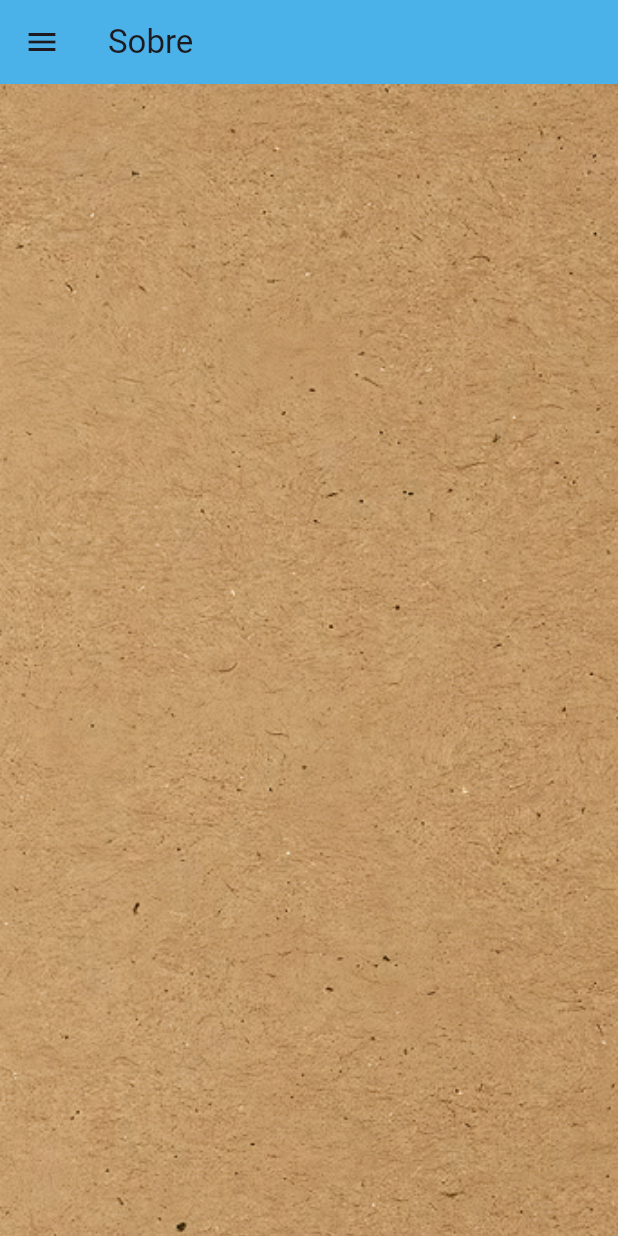
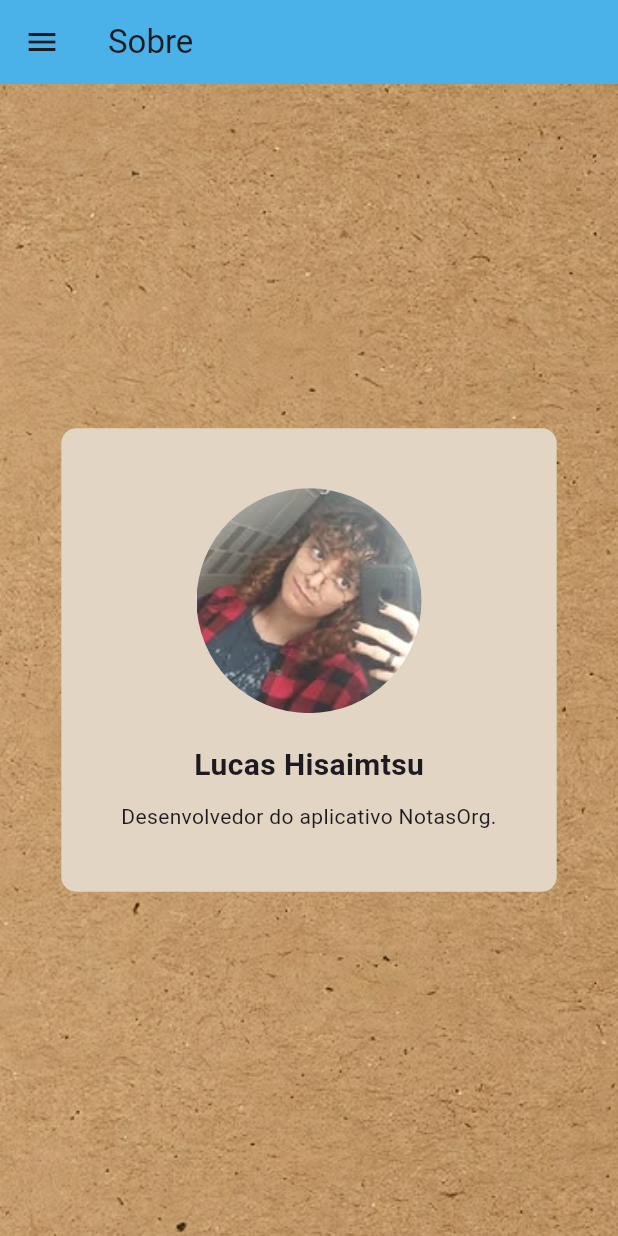
Before and after one commit to b4rradas/app_notasorg, a Flutter app: the SobreView screen opened by its route, on a phone screen of 412 x 824 dp. Run offline on Flutter 3.47's test engine with Material 3 defaults, Android fonts, the light colour scheme and no system bars; our stand-ins replace device_preview, get_it.

Commit message:
atualizando codigos, clarificando views. Atualizando sobre

```diff
--- a/lib/view/sobre_view.dart
+++ b/lib/view/sobre_view.dart
@@ -1,6 +1,5 @@
 import 'package:app_notasorg/widgets/widgets.dart';
 import 'package:flutter/material.dart';
-
 
 class SobreView extends StatelessWidget {
   const SobreView({super.key});
@@ -13,16 +12,46 @@ class SobreView extends StatelessWidget {
         title: Text('Sobre'),
         backgroundColor: Color.fromARGB(255, 74, 177, 233),
       ),
-
-      body: Container(
-        width: double.infinity,
-        height: double.infinity,
-        decoration: BoxDecoration(
-          image: DecorationImage(
-            image: AssetImage("assets/background_img.png"), // Imagem de fundo
-            fit: BoxFit.cover,
+      body: Stack( // Usando Stack para sobrepor o background e o container centralizado
+        children: [
+          Container(
+            decoration: BoxDecoration(
+              image: DecorationImage(
+                image: AssetImage("assets/background_img.png"),
+                fit: BoxFit.cover,
+              ),
+            ),
           ),
-        ),
+          Center( // Usando Center para centralizar o container
+            child: Container(
+              padding: EdgeInsets.symmetric(vertical: 40, horizontal: 40),
+              decoration: BoxDecoration(
+                color: const Color.fromARGB(255, 226, 213, 195),
+                borderRadius: BorderRadius.all(Radius.circular(10)),
+              ),
+              child: Column(
+                mainAxisSize: MainAxisSize.min, // Ajusta o tamanho da coluna ao conteúdo
+                children: [
+                  CircleAvatar(
+                    radius: 75,
+                    backgroundImage: AssetImage("assets/Lucas_Hisaimtsu_Profile.jpg"),
+                  ),
+                  SizedBox(height: 20), // Espaçamento entre o avatar e o texto
+                  Text(
+                    'Lucas Hisaimtsu', // Adicione o nome ou informações aqui
+                    style: TextStyle(fontSize: 20, fontWeight: FontWeight.bold),
+                  ),
+                  SizedBox(height: 10),
+                  Text(
+                    'Desenvolvedor do aplicativo NotasOrg.', // Adicione mais informações aqui
+                    textAlign: TextAlign.center,
+                  ),
+                  // Adicione mais widgets aqui, se necessário
+                ],
+              ),
+            ),
+          ),
+        ],
       ),
     );
   }
--- a/pubspec.yaml
+++ b/pubspec.yaml
@@ -23,3 +23,4 @@ flutter:
   assets:
     - assets/background_img.png
     - assets/icons/circle-plus.png
+    - assets/Lucas_Hisaimtsu_Profile.jpg
```
Also changed, not shown: lib/view/arquivados_view.dart (+13 -10 lines), lib/view/concluidos_view.dart (+13 -11 lines), lib/view/group_view.dart (+12 -11 lines), lib/view/home_view.dart (+7 -3 lines), lib/view/lixeira_view.dart (+6 -7 lines), assets/Lucas_Hisaimtsu_Profile.jpg (added).
